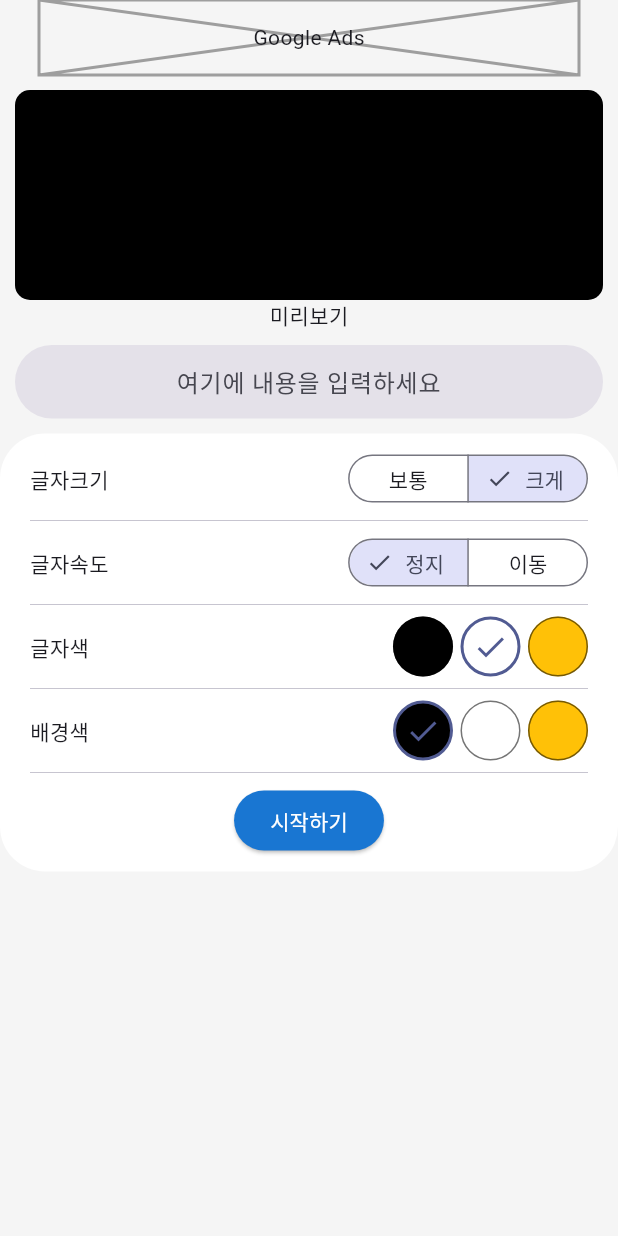
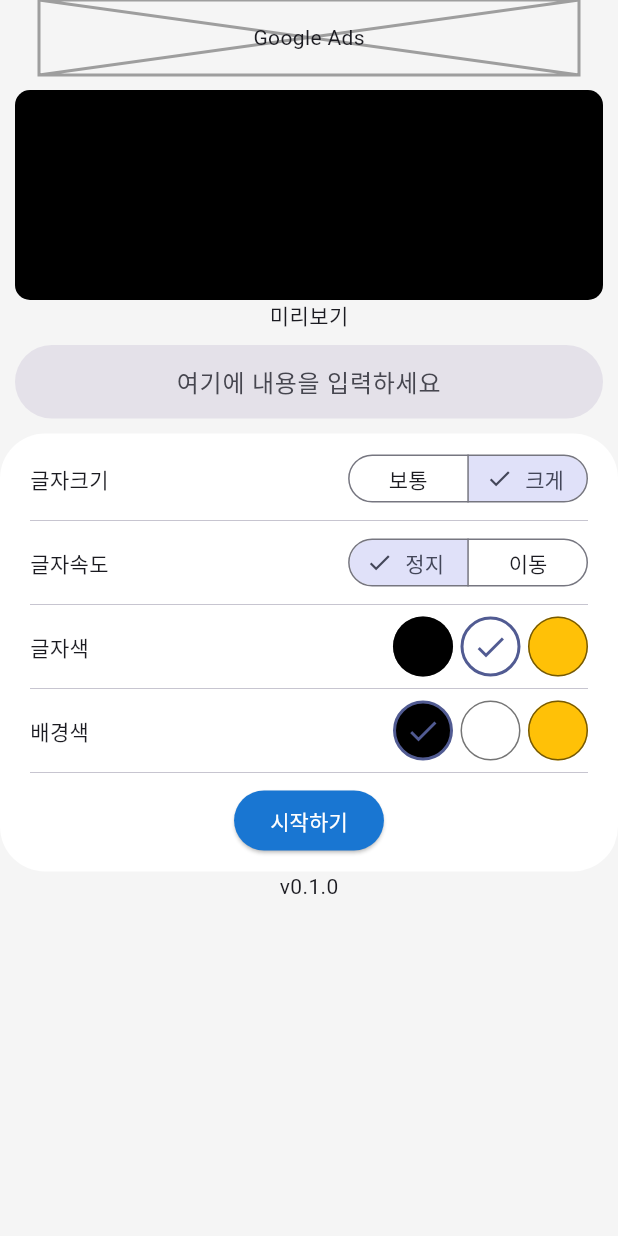
Before and after one commit to Guest-01/led_board, a Flutter app: the screen it shows after launch, after a tap on "크게", on a phone screen of 412 x 824 dp. Run offline on Flutter 3.47's test engine with Material 3 defaults, Android fonts, the phone set to English and light mode, and no system bars; our stand-ins replace marquee, package_info_plus, shared_preferences.

Commit message:
show version text

```diff
--- a/lib/main.dart
+++ b/lib/main.dart
@@ -2,6 +2,7 @@ import 'package:flutter/material.dart';
 import 'package:led_board/make_screen.dart';
 
 void main() {
+  WidgetsFlutterBinding.ensureInitialized();
   runApp(const MainApp());
 }
 
--- a/lib/make_screen.dart
+++ b/lib/make_screen.dart
@@ -2,6 +2,7 @@ import 'package:flutter/material.dart';
 import 'package:led_board/led_screen.dart';
 import 'package:led_board/widgets/color_circle_row.dart';
 import 'package:marquee/marquee.dart';
+import 'package:package_info_plus/package_info_plus.dart';
 import 'package:shared_preferences/shared_preferences.dart';
 
 class MakeScreen extends StatefulWidget {
@@ -15,6 +16,7 @@ class MakeScreen extends StatefulWidget {
 
 class _MakeScreenState extends State<MakeScreen> {
   late SharedPreferences _prefs;
+
   TextEditingController controller = TextEditingController();
   List<(double size, String label)> fontSizeList = [
     // (86, '작게'),
@@ -36,6 +38,8 @@ class _MakeScreenState extends State<MakeScreen> {
   late double speed;
   late Color textColor;
   late Color backgroundColor;
+
+  late String version;
 
   void getLastState() async {
     _prefs = await SharedPreferences.getInstance();
@@ -66,6 +70,10 @@ class _MakeScreenState extends State<MakeScreen> {
     textColor = Colors.white;
     backgroundColor = Colors.black;
     getLastState();
+    version = "";
+    PackageInfo.fromPlatform().then((value) {
+      version = value.version;
+    });
   }
 
   @override
@@ -274,6 +282,7 @@ class _MakeScreenState extends State<MakeScreen> {
                   ],
                 ),
               ),
+              Text('v$version'),
             ],
           ),
         ),
--- a/pubspec.yaml
+++ b/pubspec.yaml
@@ -10,6 +10,7 @@ dependencies:
   flutter:
     sdk: flutter
   marquee: ^2.2.3
+  package_info_plus: ^5.0.1
   shared_preferences: ^2.2.2
 
 dev_dependencies:
```
Also changed, not shown: pubspec.lock.
